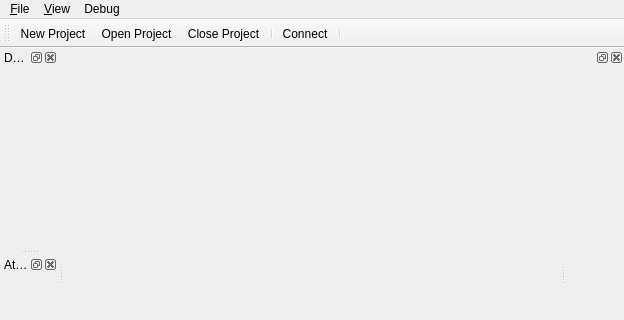
First picture: the form in DesignerTool/src/MainWindow.ui, repository GameOverture/HarmonyEngine, before the edit; both pictures show x 0 to 624 and y 0 to 320 of the 624 by 546 pixel window.
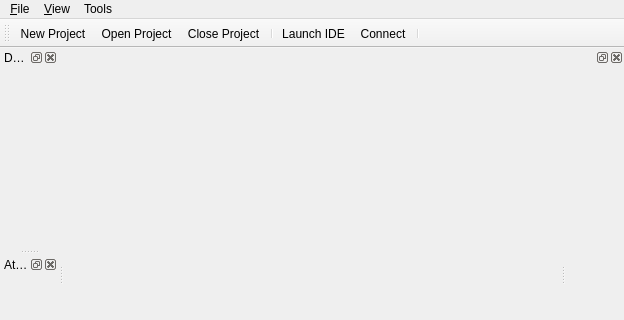
Second picture: the form after the edit. Icons and pictures are not drawn. Custom widgets are drawn as their Qt base class.

```diff
--- a/DesignerTool/src/MainWindow.ui
+++ b/DesignerTool/src/MainWindow.ui
@@ -89,15 +89,15 @@
     <addaction name="separator"/>
     <addaction name="actionViewProperties"/>
    </widget>
-   <widget class="QMenu" name="menuDebug">
+   <widget class="QMenu" name="menu_Tools">
     <property name="title">
-     <string>Debug</string>
+     <string>Tools</string>
     </property>
     <addaction name="actionConnect"/>
    </widget>
    <addaction name="menu_File"/>
    <addaction name="menu_View"/>
-   <addaction name="menuDebug"/>
+   <addaction name="menu_Tools"/>
   </widget>
   <widget class="QToolBar" name="mainToolBar">
    <attribute name="toolBarArea">
@@ -110,6 +110,7 @@
    <addaction name="actionOpenProject"/>
    <addaction name="actionCloseProject"/>
    <addaction name="separator"/>
+   <addaction name="actionLaunchIDE"/>
    <addaction name="actionConnect"/>
    <addaction name="separator"/>
   </widget>
@@ -522,6 +523,18 @@
     <string>F5</string>
    </property>
   </action>
+  <action name="actionLaunchIDE">
+   <property name="icon">
+    <iconset resource="res/DesignerTool.qrc">
+     <normaloff>:/icons16x16/code.png</normaloff>:/icons16x16/code.png</iconset>
+   </property>
+   <property name="text">
+    <string>Launch IDE</string>
+   </property>
+   <property name="toolTip">
+    <string>Launch the code project in your IDE</string>
+   </property>
+  </action>
  </widget>
  <layoutdefault spacing="6" margin="11"/>
  <customwidgets>
```
Left out of the diff: 1 changed line with no effect on the pictures.
